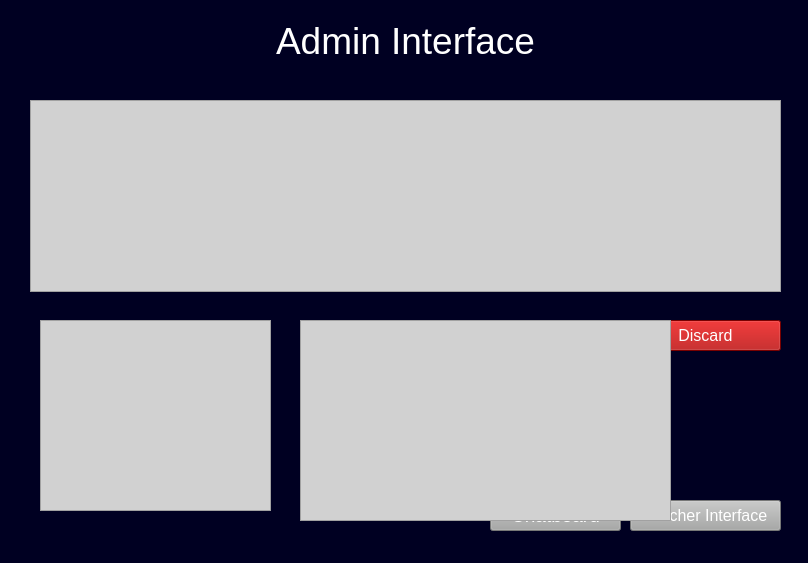
The window that admin.ui (bakisgan/Campus_Pulse_v02) describes before a commit, drawn with Qt 5.
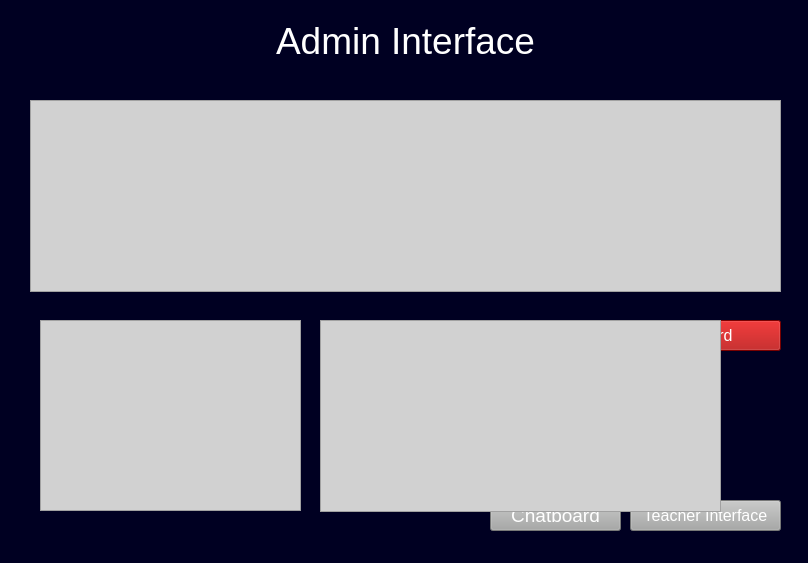
The same window after the commit.

Diff of the .ui file:
```diff
--- a/admin.ui
+++ b/admin.ui
@@ -125,7 +125,7 @@
      <rect>
       <x>40</x>
       <y>320</y>
-      <width>231</width>
+      <width>261</width>
       <height>191</height>
      </rect>
     </property>
@@ -133,13 +133,13 @@
      <string notr="true">background-color: rgb(209, 209, 209);</string>
     </property>
    </widget>
-   <widget class="QTextEdit" name="history_LE">
+   <widget class="QTableWidget" name="studentWidget">
     <property name="geometry">
      <rect>
-      <x>300</x>
+      <x>320</x>
       <y>320</y>
-      <width>371</width>
-      <height>201</height>
+      <width>401</width>
+      <height>192</height>
      </rect>
     </property>
     <property name="styleSheet">
```
